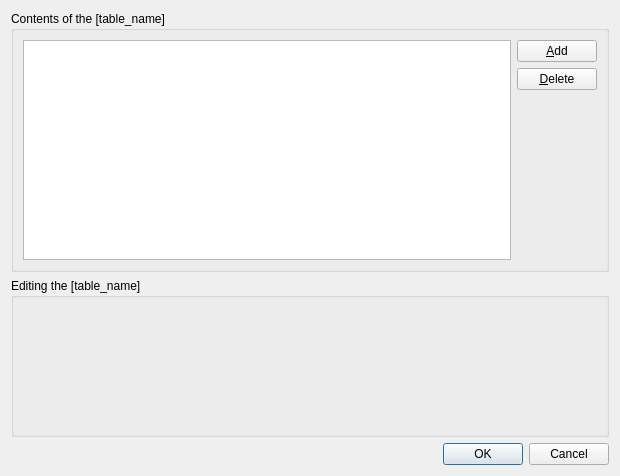
Old version of the form gtes_starts/dlgs/complex_db_table_dialog.ui in the repository olgerd27/gtes_starts.
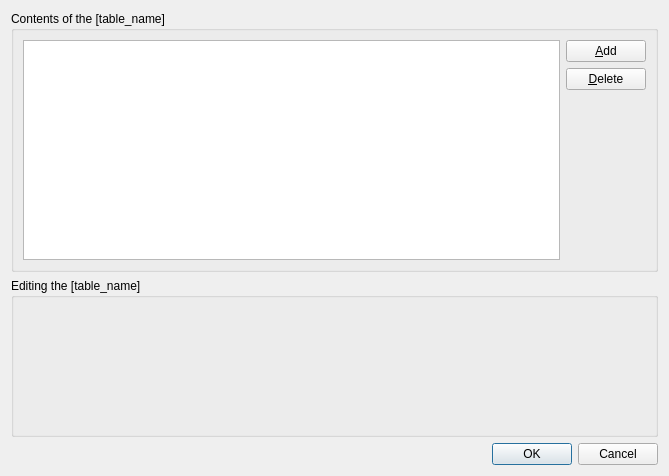
New version of the form. Icons and pictures are not drawn.

Commit message: Setted the table view in the complex DB tables dialog.

The edit to the form file:
```diff
--- a/gtes_starts/dlgs/complex_db_table_dialog.ui
+++ b/gtes_starts/dlgs/complex_db_table_dialog.ui
@@ -6,7 +6,7 @@
    <rect>
     <x>0</x>
     <y>0</y>
-    <width>620</width>
+    <width>669</width>
     <height>476</height>
    </rect>
   </property>
@@ -49,6 +49,12 @@
         <property name="selectionBehavior">
          <enum>QAbstractItemView::SelectRows</enum>
         </property>
+        <property name="iconSize">
+         <size>
+          <width>18</width>
+          <height>26</height>
+         </size>
+        </property>
         <property name="verticalScrollMode">
          <enum>QAbstractItemView::ScrollPerPixel</enum>
         </property>
```
Left out of the diff: 3 changed lines with no effect on the pictures. The commit also changes 9 other files.
